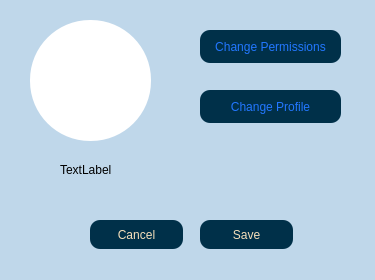
Above: client/groupprofile.ui from AP-projects-4001/jan-ghahve before the change. Below: the same form after it.
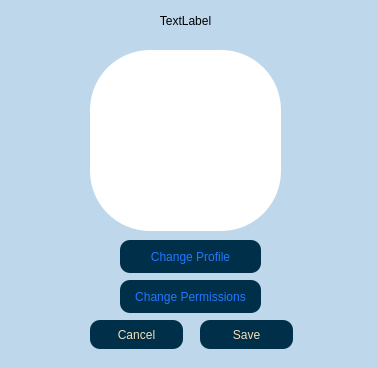
That is the form after the change.

What changed in the file:
```diff
--- a/client/groupprofile.ui
+++ b/client/groupprofile.ui
@@ -6,8 +6,8 @@
    <rect>
     <x>0</x>
     <y>0</y>
-    <width>375</width>
-    <height>280</height>
+    <width>378</width>
+    <height>368</height>
    </rect>
   </property>
   <property name="windowTitle">
@@ -19,8 +19,8 @@
   <widget class="QPushButton" name="pbn_permission">
    <property name="geometry">
     <rect>
-     <x>200</x>
-     <y>30</y>
+     <x>120</x>
+     <y>280</y>
      <width>141</width>
      <height>33</height>
     </rect>
@@ -40,21 +40,24 @@
   <widget class="QLabel" name="lbl_name">
    <property name="geometry">
     <rect>
-     <x>60</x>
-     <y>160</y>
-     <width>63</width>
-     <height>20</height>
+     <x>90</x>
+     <y>10</y>
+     <width>191</width>
+     <height>21</height>
     </rect>
    </property>
    <property name="text">
     <string>TextLabel</string>
    </property>
+   <property name="alignment">
+    <set>Qt::AlignCenter</set>
+   </property>
   </widget>
   <widget class="QPushButton" name="pbn_change_image">
    <property name="geometry">
     <rect>
-     <x>200</x>
-     <y>90</y>
+     <x>120</x>
+     <y>240</y>
      <width>141</width>
      <height>33</height>
     </rect>
@@ -75,7 +78,7 @@
    <property name="geometry">
     <rect>
      <x>200</x>
-     <y>220</y>
+     <y>320</y>
      <width>93</width>
      <height>29</height>
     </rect>
@@ -96,7 +99,7 @@
    <property name="geometry">
     <rect>
      <x>90</x>
-     <y>220</y>
+     <y>320</y>
      <width>93</width>
      <height>29</height>
     </rect>
@@ -116,10 +119,10 @@
   <widget class="QLabel" name="lbl_img">
    <property name="geometry">
     <rect>
-     <x>30</x>
-     <y>20</y>
-     <width>121</width>
-     <height>121</height>
+     <x>90</x>
+     <y>50</y>
+     <width>191</width>
+     <height>181</height>
     </rect>
    </property>
    <property name="styleSheet">
```
